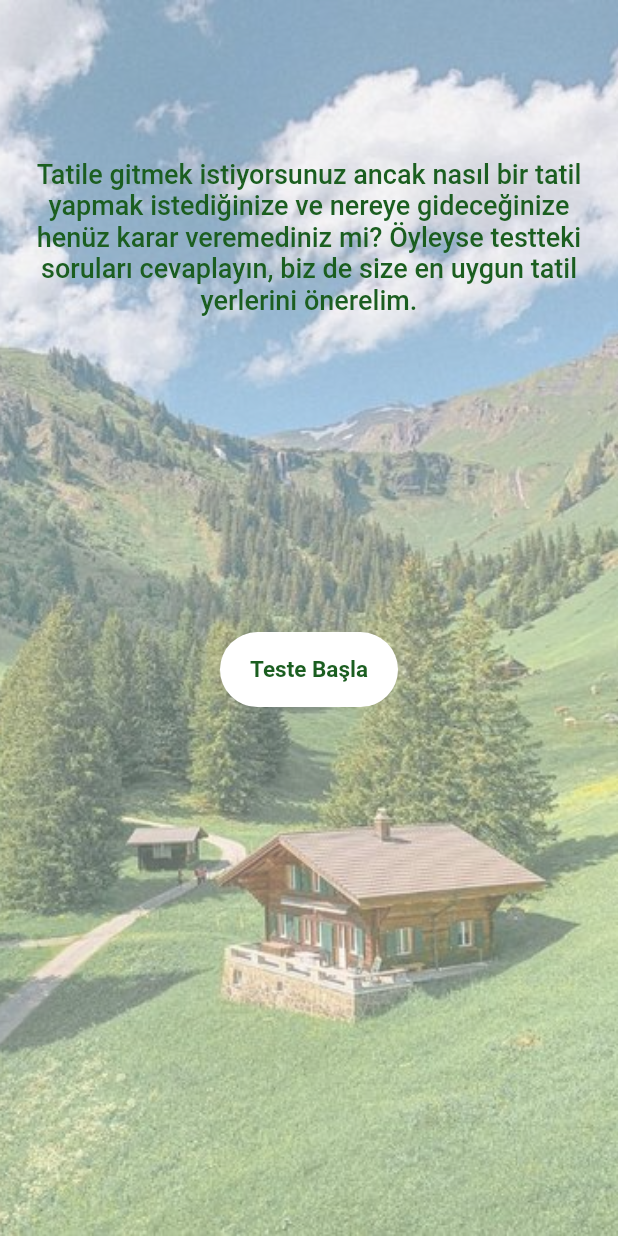
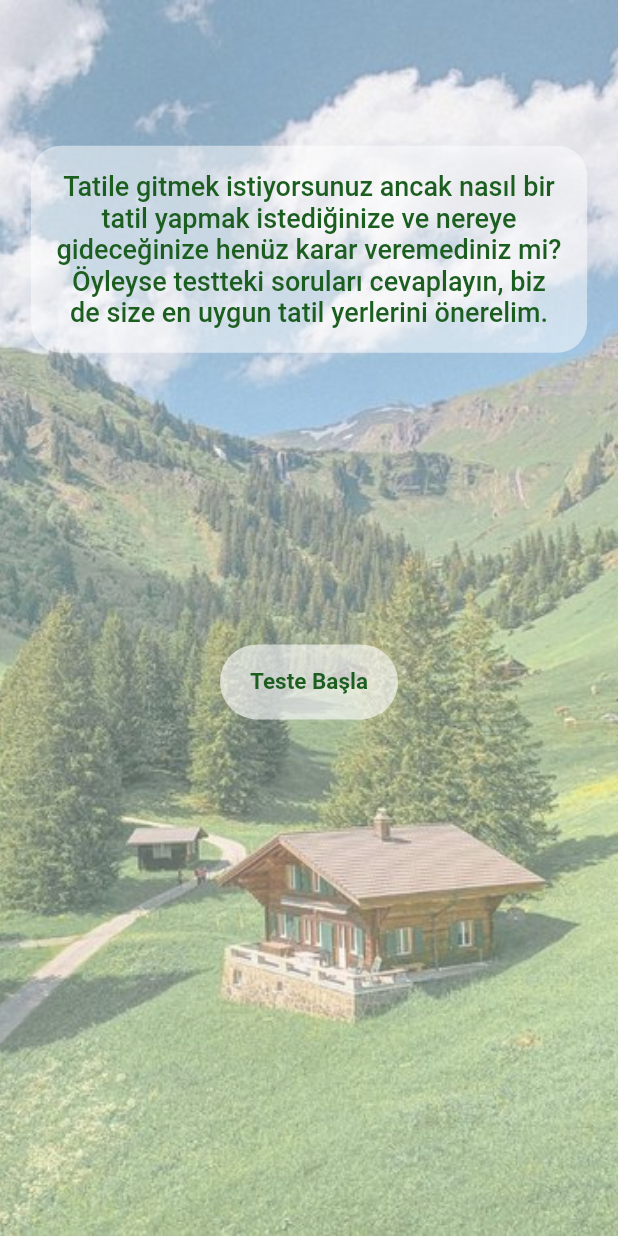
Before and after one commit to rabiaokatan/VacationApp, a Flutter app: the screen it shows after launch, on a phone screen of 412 x 824 dp. Run offline on Flutter 3.47's test engine with Material 2 defaults, Android fonts, the light colour scheme and no system bars; our stand-ins replace carousel_slider, flutter_animation_progress_bar.

Commit message:
constants added

```diff
--- /dev/null
+++ b/lib/constants.dart
@@ -0,0 +1,6 @@
+import 'package:flutter/material.dart';
+
+final kPrimaryColor = Colors.green.shade900;
+final kSecondaryColor = Color(0xFFFFFFFF);
+final kLightColor = Colors.green.shade400;
+final kDoubleLightColor = Colors.green.shade100;
--- a/lib/screens/welcome_screen.dart
+++ b/lib/screens/welcome_screen.dart
@@ -1,4 +1,5 @@
 import 'package:flutter/material.dart';
+import 'package:flutter_vacation_app/constants.dart';
 import 'package:flutter_vacation_app/screens/question_screen.dart';
 import 'package:flutter_vacation_app/widgets/button.dart';
 
@@ -29,18 +30,27 @@ class WelcomeScreen extends StatelessWidget {
               mainAxisAlignment: MainAxisAlignment.spaceAround,
               children: [
                 Padding(
-                  padding:  EdgeInsets.symmetric(horizontal:_size.width*0.05),
-                  child: Text(
-                    'Tatile gitmek istiyorsunuz ancak nasıl bir tatil yapmak istediğinize ve nereye gideceğinize henüz karar veremediniz mi? Öyleyse testteki soruları cevaplayın, biz de size en uygun tatil yerlerini önerelim.',
-                    style: TextStyle(
-                        color: Colors.green.shade900,
-                        fontSize: 18,
-                        fontWeight: FontWeight.w500),
-                    textAlign: TextAlign.center,
+                  padding: EdgeInsets.symmetric(
+                      horizontal: _size.width * (isDesktop ? 0.3 : 0.05)),
+                  child: Container(
+                    decoration: BoxDecoration(
+                        color: Colors.white.withOpacity(0.5),
+                        borderRadius: BorderRadius.circular(20)),
+                    child: Padding(
+                      padding: EdgeInsets.all(_size.height*0.02),
+                      child: Text(
+                        'Tatile gitmek istiyorsunuz ancak nasıl bir tatil yapmak istediğinize ve nereye gideceğinize henüz karar veremediniz mi? Öyleyse testteki soruları cevaplayın, biz de size en uygun tatil yerlerini önerelim.',
+                        style: TextStyle(
+                            color: kPrimaryColor,
+                            fontSize: isDesktop ? 24 : 18,
+                            fontWeight: isDesktop ? FontWeight.bold : FontWeight.w500),
+                        textAlign: TextAlign.center,
+                      ),
+                    ),
                   ),
                 ),
                 Padding(
-                  padding: EdgeInsets.only(bottom: _size.height*0.3),
+                  padding: EdgeInsets.only(bottom: _size.height * 0.3),
                   child: button(
                     context: context,
                     onTap: () {
@@ -52,8 +62,8 @@ class WelcomeScreen extends StatelessWidget {
                       );
                     },
                     text: "Teste Başla",
-                    color: Colors.white,
-                    textColor: Colors.green.shade900,
+                    color: Colors.white.withOpacity(0.6),
+                    textColor: kPrimaryColor,
                   ),
                 ),
               ],
```
Also changed, not shown: lib/screens/result_screen.dart (+3 -96 lines), lib/widgets/questions_widget.dart (+4 -3 lines).
